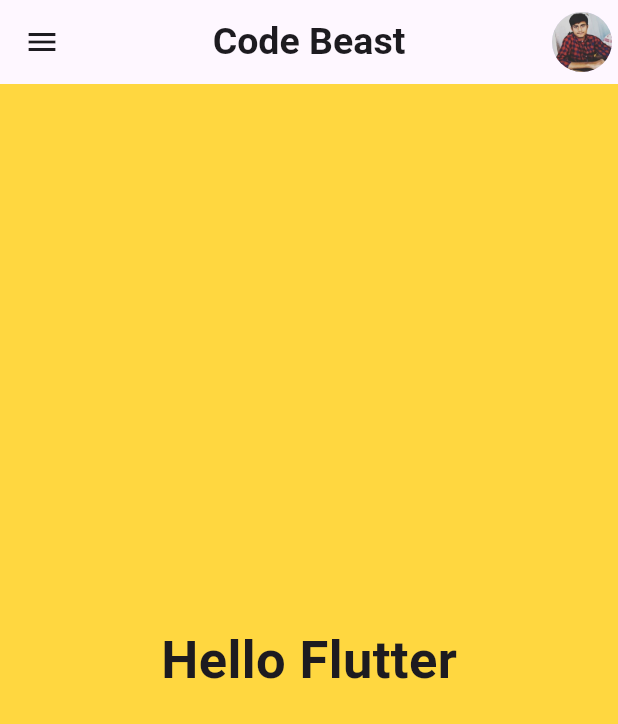
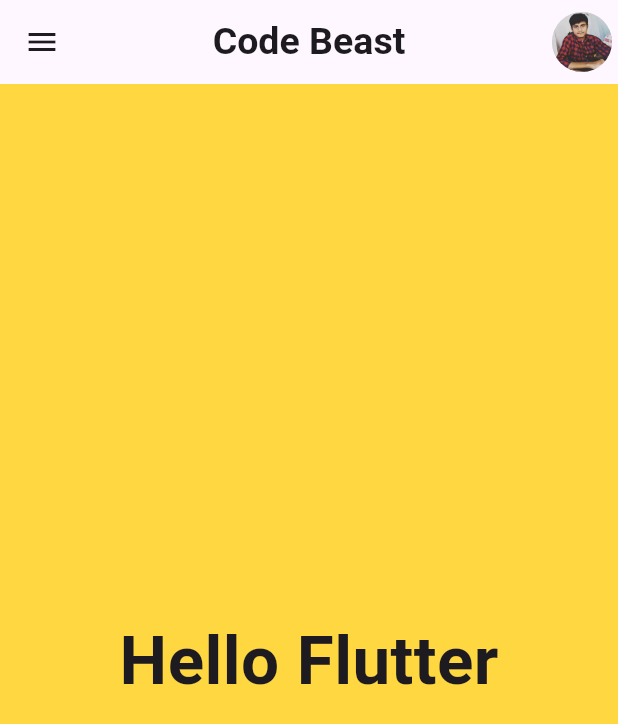
Before and after one commit to Waris-Shaik/flutter, a Flutter app: the screen it shows after launch, on a phone screen of 412 x 824 dp. Shown: the top 724 px of the screen. Run offline on Flutter 3.47's test engine with Material 3 defaults, Android fonts, the phone set to English and light mode, and no system bars.

Commit message:
Day 1 completed

```diff
--- a/lib/views/home_view.dart
+++ b/lib/views/home_view.dart
@@ -44,7 +44,7 @@ class BodyView extends StatelessWidget {
         child: Text(
           "Hello Flutter",
           style: TextStyle(
-            fontSize: 35,
+            fontSize: 45,
             fontWeight: FontWeight.bold,
           ),
         ),
```
